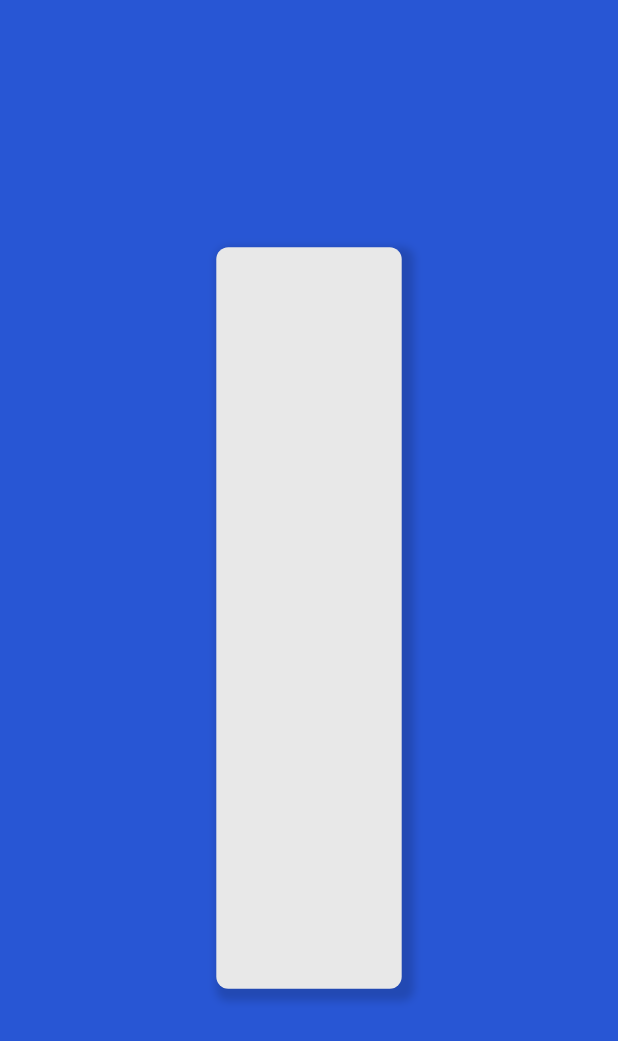
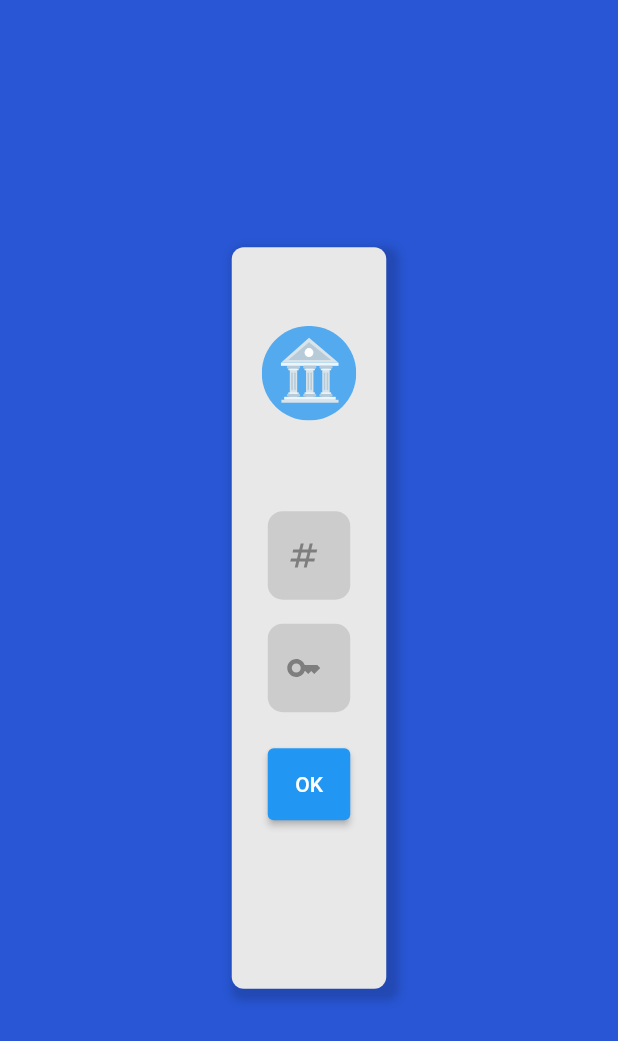
Before and after one commit to mr-cubes/ADET21_ACT1_CANTORNE, a Flutter app: the screen it shows after launch, on a phone screen of 412 x 824 dp. Shown: the top 1041 px of the screen. Run offline on Flutter 3.47's test engine with Material 2 defaults, Android fonts, the phone set to English and light mode, and no system bars; our stand-ins replace flutter_svg.

Commit message:
setup login form

```diff
--- a/lib/login_page.dart
+++ b/lib/login_page.dart
@@ -1,4 +1,8 @@
+import 'dart:developer';
+
 import 'package:flutter/material.dart';
+import 'package:flutter/services.dart';
+import 'package:flutter_svg/flutter_svg.dart';
 
 class LoginPage extends StatefulWidget {
   const LoginPage({Key? key, required this.title}) : super(key: key);
@@ -9,13 +13,31 @@ class LoginPage extends StatefulWidget {
 }
 
 class LoginPageState extends State<LoginPage> {
+  TextEditingController cardNumberController = TextEditingController();
+  TextEditingController pinController = TextEditingController();
+
+  InputDecoration createInputDecoration(String hint, String iconAsset) {
+    // function for creating decoration for login text field
+    return InputDecoration(
+        border: OutlineInputBorder(
+            borderSide: BorderSide.none,
+            borderRadius: BorderRadius.circular(10.0)),
+        filled: true,
+        fillColor: Colors.black12,
+        prefixIcon: Padding(
+            padding: const EdgeInsets.all(12),
+            child: SvgPicture.asset(iconAsset, color: Colors.black38)),
+        hintText: hint,
+        hintStyle: const TextStyle(color: Colors.black38, letterSpacing: 1));
+  }
+
   @override
   Widget build(BuildContext context) {
     return Scaffold(
         backgroundColor: const Color.fromARGB(255, 40, 86, 212),
         body: Center(
             child: FractionallySizedBox(
-          widthFactor: 0.3,
+          widthFactor: 0.25,
           heightFactor: 0.6,
           child: Container(
               decoration: const BoxDecoration(
@@ -30,7 +52,57 @@ class LoginPageState extends State<LoginPage> {
                   ]),
               child: Form(
                 child: Column(
-                  children: [],
+                  children: [
+                    Padding(
+                        padding: const EdgeInsets.all(20),
+                        child: SvgPicture.asset(
+                          'assets/bank-flat.svg',
+                          width: 128,
+                          height: 128,
+                        )),
+                    Padding(
+                      padding: const EdgeInsets.fromLTRB(24, 8, 24, 8),
+                      child: TextFormField(
+                          controller: cardNumberController,
+                          decoration: createInputDecoration(
+                              'Card Number', 'assets/card-number.svg'),
+                          enableSuggestions: false,
+                          style: const TextStyle(letterSpacing: 8),
+                          inputFormatters: [
+                            LengthLimitingTextInputFormatter(6),
+                            FilteringTextInputFormatter.allow(
+                                RegExp(r'[0-9]{1,6}')),
+                          ]),
+                    ),
+                    Padding(
+                      padding: const EdgeInsets.fromLTRB(24, 8, 24, 8),
+                      child: TextFormField(
+                          controller: pinController,
+                          decoration:
+                              createInputDecoration('PIN', 'assets/pin.svg'),
+                          style: const TextStyle(letterSpacing: 8),
+                          obscureText: true,
+                          enableSuggestions: false,
+                          inputFormatters: [
+                            LengthLimitingTextInputFormatter(6),
+                            FilteringTextInputFormatter.allow(
+                                RegExp(r'[0-9]{1,6}')),
+                          ]),
+                    ),
+                    Padding(
+                        padding: const EdgeInsets.fromLTRB(24, 16, 24, 16),
+                        child: ElevatedButton(
+                          onPressed: () {
+                            String cardNumber = cardNumberController.text;
+                            String pin = pinController.text;
+
+                            //TODO: Proccess later
+                          },
+                          style: ElevatedButton.styleFrom(
+                              minimumSize: const Size.fromHeight(48)),
+                          child: const Text("OK"),
+                        ))
+                  ],
                 ),
               )),
         )));
```
